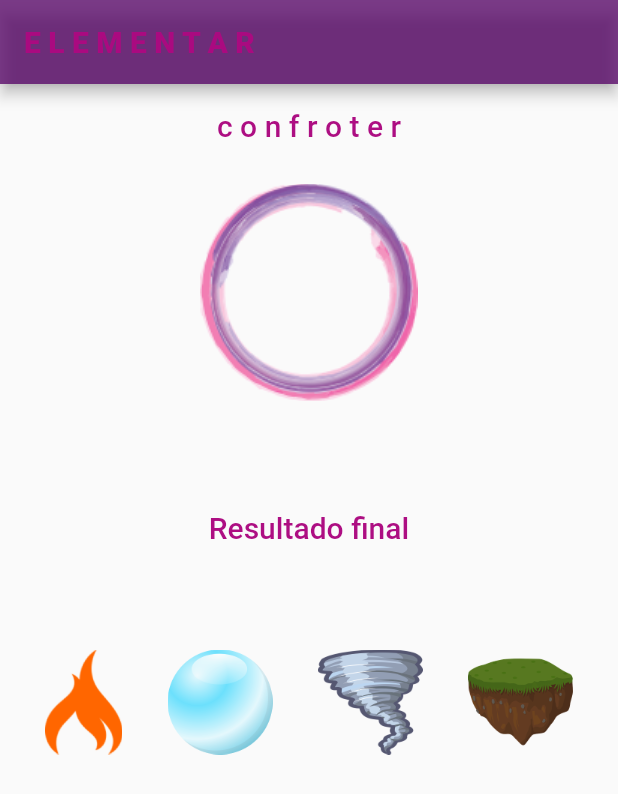
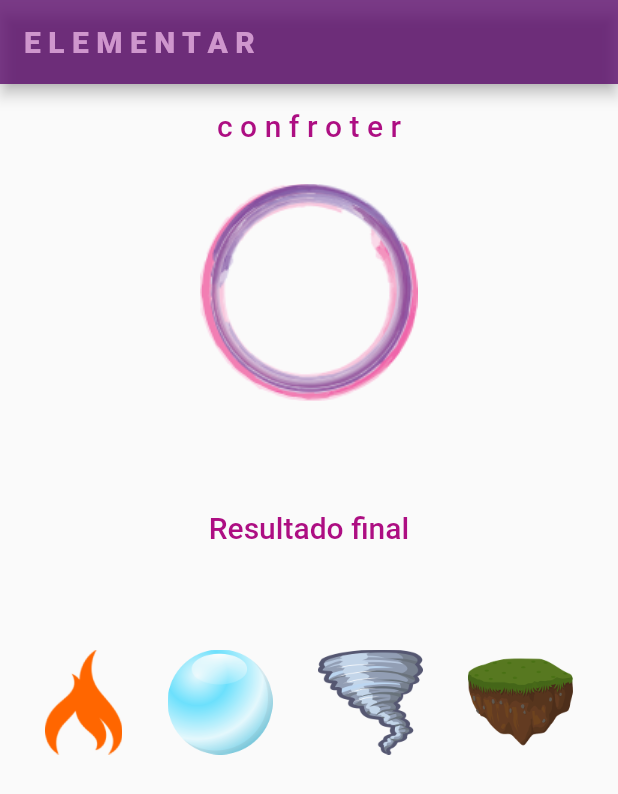
Before and after one commit to GuiQRSM/E-L-E-M-E-N-T-A-R, a Flutter app: the screen it shows after launch, on a phone screen of 412 x 824 dp. Shown: the top 794 px of the screen. Run offline on Flutter 3.47's test engine with Material 2 defaults, Android fonts, the phone set to English and light mode, and no system bars.

Commit message:
Resets appbar coloring:

```diff
--- a/lib/LayoutStful.dart
+++ b/lib/LayoutStful.dart
@@ -89,7 +89,7 @@ class _LayoutStfulState extends State<LayoutStful> {
         title: Text("E L E M E N T A R",
         style: TextStyle(
           fontWeight: FontWeight.w800,
-          color: Color.fromARGB(250, 171, 9, 128)
+          color: Color.fromARGB(250, 209, 152, 207)
         ),),
         backgroundColor: primeColor,
       ),
```
